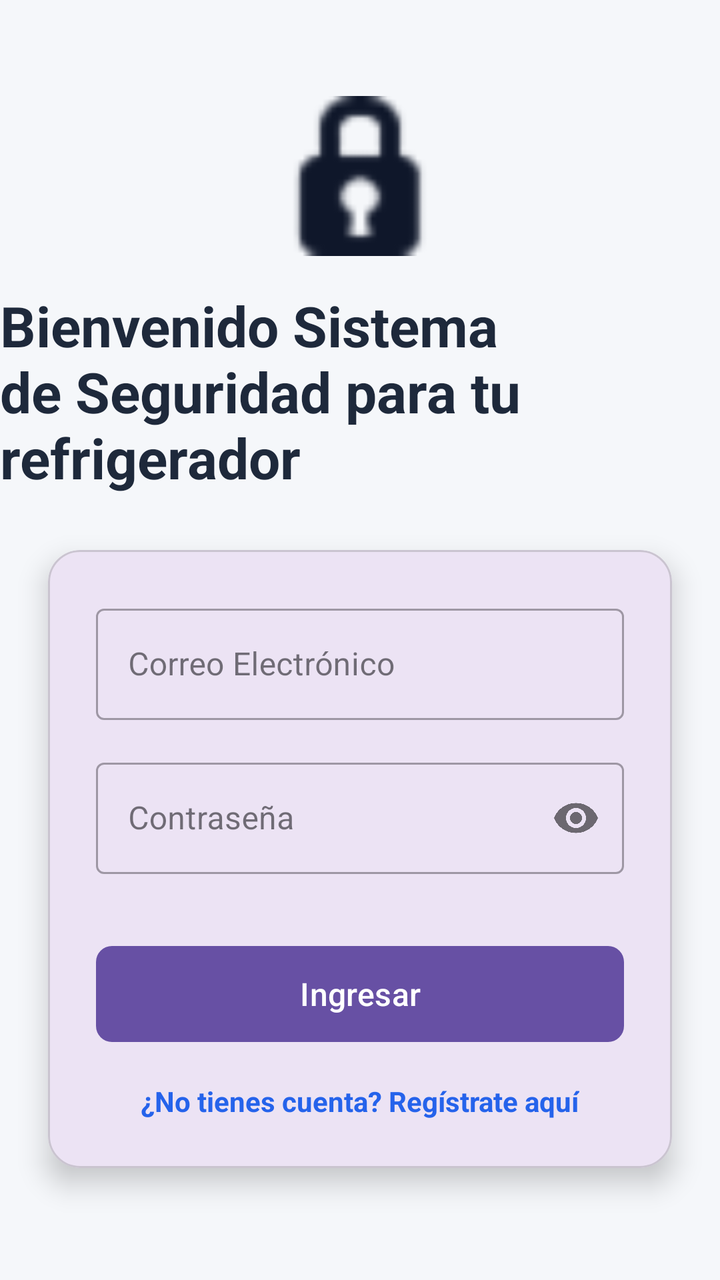
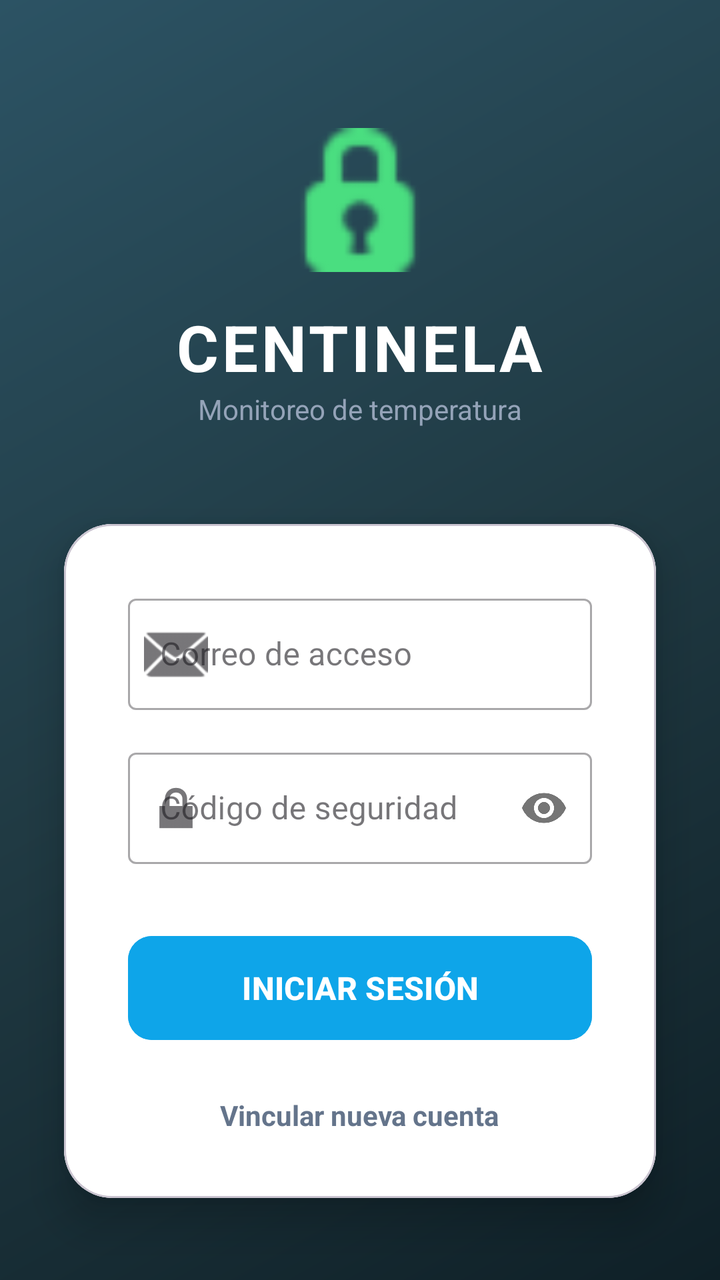

Before-and-after screenshots of an Android layout around one commit, followed by the original layout XML and the change that was made.
<!-- AndroidManifest.xml: application theme Theme.Material3.DayNight.NoActionBar -->
<!-- res/layout/activity_login.xml -->
<?xml version="1.0" encoding="utf-8"?>
<androidx.constraintlayout.widget.ConstraintLayout xmlns:android="http://schemas.android.com/apk/res/android"
    xmlns:app="http://schemas.android.com/apk/res-auto"
    android:layout_width="match_parent"
    android:layout_height="match_parent"
    android:background="#F5F7FA">

    <ImageView
        android:id="@+id/ivLogo"
        android:layout_width="80dp"
        android:layout_height="80dp"
        android:layout_marginTop="48dp"
        android:src="@android:drawable/ic_secure"
        app:layout_constraintEnd_toEndOf="parent"
        app:layout_constraintStart_toStartOf="parent"
        app:layout_constraintTop_toTopOf="parent"
        app:tint="#0F172A" />

    <TextView
        android:id="@+id/tvWelcome"
        android:layout_width="wrap_content"
        android:layout_height="wrap_content"
        android:layout_marginTop="16dp"
        android:text="Bienvenido Sistema de Seguridad para tu refrigerador"
        android:textColor="#1E293B"
        android:textSize="28sp"
        android:textStyle="bold"
        app:layout_constraintEnd_toEndOf="parent"
        app:layout_constraintStart_toStartOf="parent"
        app:layout_constraintTop_toBottomOf="@id/ivLogo" />

    <com.google.android.material.card.MaterialCardView
        android:layout_width="match_parent"
        android:layout_height="wrap_content"
        android:layout_margin="24dp"
        app:cardCornerRadius="16dp"
        app:cardElevation="8dp"
        app:layout_constraintBottom_toBottomOf="parent"
        app:layout_constraintTop_toBottomOf="@id/tvWelcome"
        app:layout_constraintVertical_bias="0.1">

        <LinearLayout
            android:layout_width="match_parent"
            android:layout_height="wrap_content"
            android:orientation="vertical"
            android:padding="24dp">

            <com.google.android.material.textfield.TextInputLayout
                style="@style/Widget.MaterialComponents.TextInputLayout.OutlinedBox"
                android:layout_width="match_parent"
                android:layout_height="wrap_content"
                android:hint="Correo Electrónico">

                <com.google.android.material.textfield.TextInputEditText
                    android:id="@+id/etUsername"
                    android:layout_width="match_parent"
                    android:layout_height="wrap_content"
                    android:inputType="textEmailAddress" />
            </com.google.android.material.textfield.TextInputLayout>

            <com.google.android.material.textfield.TextInputLayout
                style="@style/Widget.MaterialComponents.TextInputLayout.OutlinedBox"
                android:layout_width="match_parent"
                android:layout_height="wrap_content"
                android:layout_marginTop="16dp"
                android:hint="Contraseña"
                app:passwordToggleEnabled="true">

                <com.google.android.material.textfield.TextInputEditText
                    android:id="@+id/etPassword"
                    android:layout_width="match_parent"
                    android:layout_height="wrap_content"
                    android:inputType="textPassword" />
            </com.google.android.material.textfield.TextInputLayout>

            <com.google.android.material.button.MaterialButton
                android:id="@+id/btnLogin"
                android:layout_width="match_parent"
                android:layout_height="56dp"
                android:layout_marginTop="32dp"
                android:text="Ingresar"
                android:textSize="16sp"
                app:cornerRadius="8dp" />

            <TextView
                android:id="@+id/tvGoToRegister"
                android:layout_width="wrap_content"
                android:layout_height="wrap_content"
                android:layout_gravity="center"
                android:layout_marginTop="16dp"
                android:text="¿No tienes cuenta? Regístrate aquí"
                android:textColor="#2563EB"
                android:textSize="14sp"
                android:textStyle="bold" />

        </LinearLayout>
    </com.google.android.material.card.MaterialCardView>

</androidx.constraintlayout.widget.ConstraintLayout>
<!-- resources referenced by this layout -->
<resources>

</resources>

<!-- the commit's change to res/layout/activity_login.xml (unified diff, before → after) -->
@@ -3,53 +3,71 @@
     xmlns:app="http://schemas.android.com/apk/res-auto"
     android:layout_width="match_parent"
     android:layout_height="match_parent"
-    android:background="#F5F7FA">
+    android:background="@drawable/bg_tecnologico">
 
+    
     <ImageView
         android:id="@+id/ivLogo"
-        android:layout_width="80dp"
-        android:layout_height="80dp"
-        android:layout_marginTop="48dp"
+        android:layout_width="72dp"
+        android:layout_height="72dp"
+        android:layout_marginTop="64dp"
         android:src="@android:drawable/ic_secure"
         app:layout_constraintEnd_toEndOf="parent"
         app:layout_constraintStart_toStartOf="parent"
         app:layout_constraintTop_toTopOf="parent"
-        app:tint="#0F172A" />
+        app:tint="#4ADE80" />
 
+    
     <TextView
         android:id="@+id/tvWelcome"
         android:layout_width="wrap_content"
         android:layout_height="wrap_content"
         android:layout_marginTop="16dp"
-        android:text="Bienvenido Sistema de Seguridad para tu refrigerador"
-        android:textColor="#1E293B"
-        android:textSize="28sp"
+        android:text="CENTINELA"
+        android:textColor="#FFFFFF"
+        android:textSize="32sp"
         android:textStyle="bold"
+        android:letterSpacing="0.05"
         app:layout_constraintEnd_toEndOf="parent"
         app:layout_constraintStart_toStartOf="parent"
         app:layout_constraintTop_toBottomOf="@id/ivLogo" />
 
+    <TextView
+        android:id="@+id/tvSubtitle"
+        android:layout_width="wrap_content"
+        android:layout_height="wrap_content"
+        android:text="Monitoreo de temperatura"
+        android:textColor="#94A3B8"
+        android:textSize="14sp"
+        app:layout_constraintEnd_toEndOf="parent"
+        app:layout_constraintStart_toStartOf="parent"
+        app:layout_constraintTop_toBottomOf="@id/tvWelcome" />
+
+    
     <com.google.android.material.card.MaterialCardView
         android:layout_width="match_parent"
         android:layout_height="wrap_content"
-        android:layout_margin="24dp"
-        app:cardCornerRadius="16dp"
-        app:cardElevation="8dp"
-        app:layout_constraintBottom_toBottomOf="parent"
-        app:layout_constraintTop_toBottomOf="@id/tvWelcome"
-        app:layout_constraintVertical_bias="0.1">
+        android:layout_marginHorizontal="32dp"
+        android:layout_marginTop="48dp"
+        app:cardCornerRadius="24dp"
+        app:cardElevation="12dp"
+        app:layout_constraintEnd_toEndOf="parent"
+        app:layout_constraintStart_toStartOf="parent"
+        app:layout_constraintTop_toBottomOf="@id/tvSubtitle">
 
         <LinearLayout
             android:layout_width="match_parent"
             android:layout_height="wrap_content"
             android:orientation="vertical"
-            android:padding="24dp">
+            android:padding="32dp"
+            android:background="#FFFFFF">
 
             <com.google.android.material.textfield.TextInputLayout
                 style="@style/Widget.MaterialComponents.TextInputLayout.OutlinedBox"
                 android:layout_width="match_parent"
                 android:layout_height="wrap_content"
-                android:hint="Correo Electrónico">
+                app:startIconDrawable="@android:drawable/ic_dialog_email"
+                android:hint="Correo de acceso">
 
                 <com.google.android.material.textfield.TextInputEditText
                     android:id="@+id/etUsername"
@@ -63,8 +81,9 @@
                 android:layout_width="match_parent"
                 android:layout_height="wrap_content"
                 android:layout_marginTop="16dp"
-                android:hint="Contraseña"
-                app:passwordToggleEnabled="true">
+                app:startIconDrawable="@android:drawable/ic_lock_lock"
+                app:passwordToggleEnabled="true"
+                android:hint="Código de seguridad">
 
                 <com.google.android.material.textfield.TextInputEditText
                     android:id="@+id/etPassword"
@@ -76,20 +95,22 @@
             <com.google.android.material.button.MaterialButton
                 android:id="@+id/btnLogin"
                 android:layout_width="match_parent"
-                android:layout_height="56dp"
+                android:layout_height="60dp"
                 android:layout_marginTop="32dp"
-                android:text="Ingresar"
+                android:backgroundTint="#0EA5E9"
+                android:text="INICIAR SESIÓN"
                 android:textSize="16sp"
-                app:cornerRadius="8dp" />
+                android:textStyle="bold"
+                app:cornerRadius="12dp" />
 
             <TextView
                 android:id="@+id/tvGoToRegister"
                 android:layout_width="wrap_content"
                 android:layout_height="wrap_content"
                 android:layout_gravity="center"
-                android:layout_marginTop="16dp"
-                android:text="¿No tienes cuenta? Regístrate aquí"
-                android:textColor="#2563EB"
+                android:layout_marginTop="24dp"
+                android:text="Vincular nueva cuenta"
+                android:textColor="#64748B"
                 android:textSize="14sp"
                 android:textStyle="bold" />
 
<!-- resource entries referenced after the edit -->
@@ -1,5 +1,14 @@
 <!-- resources referenced by this layout -->
 <resources>
-
+  <!-- drawable bg_tecnologico (drawable) -->
+  <?xml version="1.0" encoding="utf-8"?>
+  <shape xmlns:android="http://schemas.android.com/apk/res/android">
+      <gradient
+          android:angle="135"
+          android:startColor="#0F2027"
+          android:centerColor="#203A43"
+          android:endColor="#2C5364"
+          android:type="linear" />
+  </shape>
 </resources>
 
